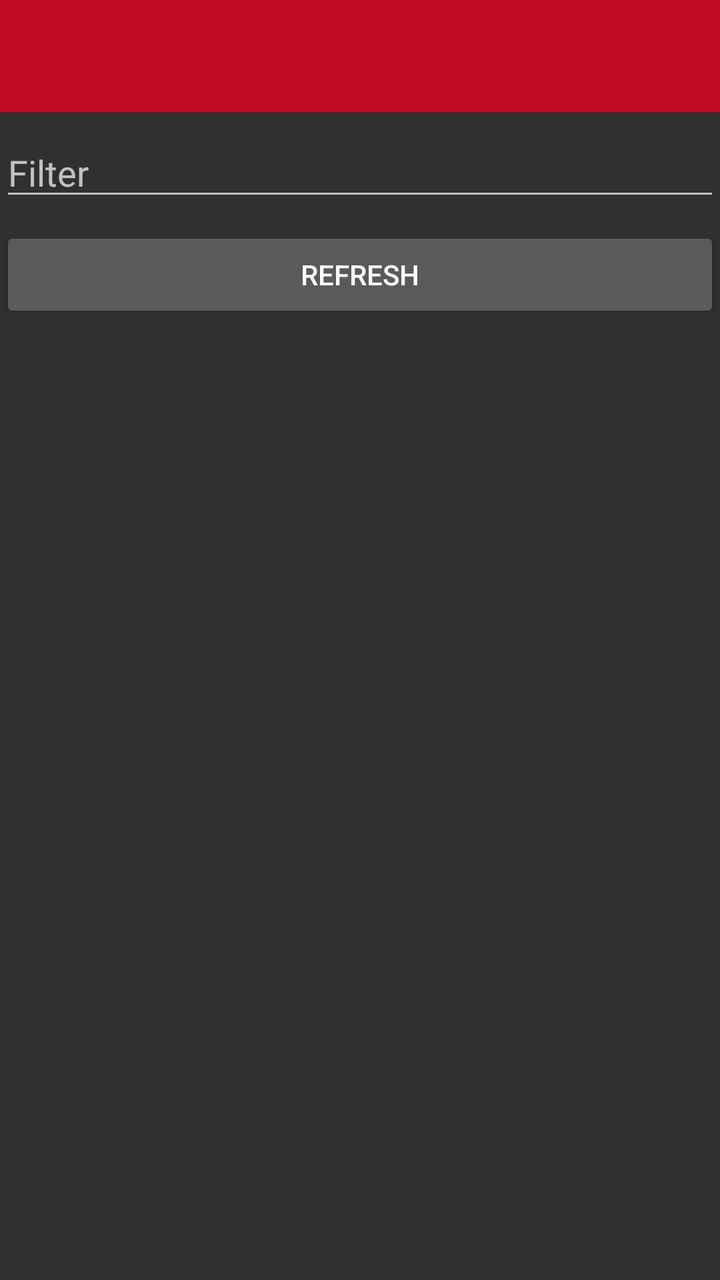
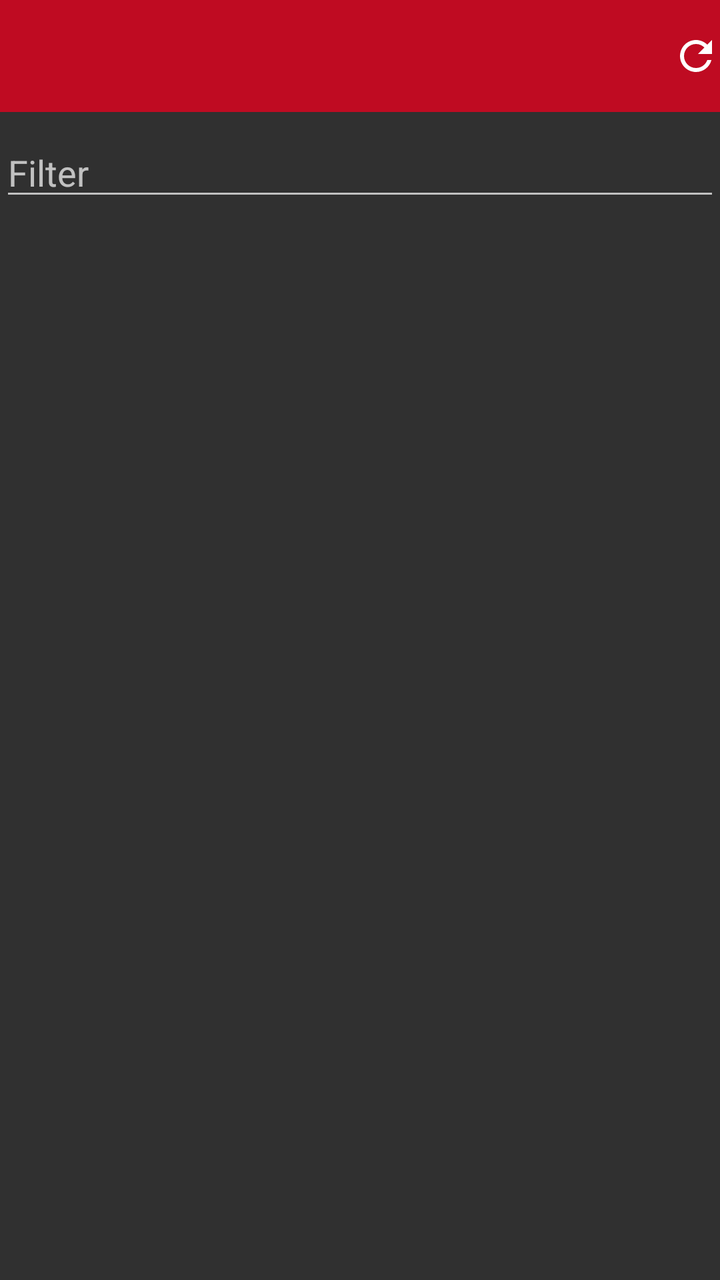

Before-and-after screenshots of an Android layout around one commit, followed by the original layout XML and the change that was made.
<!-- AndroidManifest.xml: application theme AppTheme -->
<!-- res/layout/activity_show_messages_actitvity.xml -->
<?xml version="1.0" encoding="utf-8"?>
<android.support.v4.widget.DrawerLayout xmlns:android="http://schemas.android.com/apk/res/android"
    xmlns:app="http://schemas.android.com/apk/res-auto"
    xmlns:tools="http://schemas.android.com/tools"
    android:layout_width="fill_parent"
    android:layout_height="fill_parent"
    android:orientation="vertical"
    android:id="@+id/drawerLayout">

    <android.support.constraint.ConstraintLayout
        android:layout_width="wrap_content"
        android:layout_height="wrap_content">

        <include
            android:id="@+id/toolbar_"
            layout="@layout/toolbar"
            android:layout_width="match_parent"
            android:layout_height="wrap_content"
            app:layout_constraintEnd_toEndOf="parent"
            app:layout_constraintStart_toStartOf="parent"
            app:layout_constraintTop_toTopOf="parent" />

        <EditText
            android:id="@+id/editText"
            android:layout_width="match_parent"
            android:layout_height="wrap_content"
            android:layout_marginTop="8dp"
            android:ems="10"
            android:hint="Filter"
            android:inputType="textPersonName"
            app:layout_constraintEnd_toEndOf="parent"
            app:layout_constraintStart_toStartOf="parent"
            app:layout_constraintTop_toBottomOf="@+id/toolbar_" />

        <Button
            android:id="@+id/addBtn"
            android:layout_width="fill_parent"
            android:layout_height="wrap_content"
            android:layout_marginTop="8dp"
            android:onClick="refresh"
            android:text="Refresh"
            app:layout_constraintEnd_toEndOf="parent"
            app:layout_constraintStart_toStartOf="parent"
            app:layout_constraintTop_toBottomOf="@+id/editText" />

        <ListView
            android:id="@+id/list"
            android:layout_width="fill_parent"
            android:layout_height="wrap_content"
            android:layout_marginTop="8dp"
            android:drawSelectorOnTop="false"
            app:layout_constraintEnd_toEndOf="parent"
            app:layout_constraintStart_toStartOf="parent"
            app:layout_constraintTop_toBottomOf="@+id/addBtn" />

    </android.support.constraint.ConstraintLayout>

    <android.support.design.widget.NavigationView
        android:id="@+id/nav_view"
        android:layout_width="wrap_content"
        android:layout_height="match_parent"
        android:layout_gravity="start"
        android:fitsSystemWindows="true"
        app:menu="@menu/student_drawer_view" />

</android.support.v4.widget.DrawerLayout>
<!-- res/layout/toolbar.xml (included above) -->
<?xml version="1.0" encoding="utf-8"?>
<android.support.v7.widget.Toolbar
    xmlns:android="http://schemas.android.com/apk/res/android"
    xmlns:app="http://schemas.android.com/apk/res-auto"
    android:id="@+id/toolbar"
    android:layout_height="wrap_content"
    android:layout_width="match_parent"
    android:fitsSystemWindows="true"
    android:minHeight="?attr/actionBarSize"
    app:theme="@style/AppTheme"
    android:background="@color/colorPrimary">
</android.support.v7.widget.Toolbar>
<!-- resources referenced by this layout -->
<resources>
  <color name="colorPrimary">#BF0B22</color>
  <style name="AppTheme" parent="Theme.Design.NoActionBar">
          
          <item name="colorPrimary">@color/colorPrimary</item>
          <item name="colorPrimaryDark">@color/colorPrimaryDark</item>
          <item name="colorAccent">@color/colorAccent</item>
      </style>
  <color name="colorPrimaryDark">#9E171E</color>
  <color name="colorAccent">#DF3D4A</color>
</resources>

<!-- the commit's change to res/layout/activity_show_messages_actitvity.xml (unified diff, before → after) -->
@@ -26,22 +26,11 @@
             android:layout_height="wrap_content"
             android:layout_marginTop="8dp"
             android:ems="10"
-            android:hint="Filter"
+            android:hint="@string/filter"
             android:inputType="textPersonName"
             app:layout_constraintEnd_toEndOf="parent"
             app:layout_constraintStart_toStartOf="parent"
             app:layout_constraintTop_toBottomOf="@+id/toolbar_" />
-
-        <Button
-            android:id="@+id/addBtn"
-            android:layout_width="fill_parent"
-            android:layout_height="wrap_content"
-            android:layout_marginTop="8dp"
-            android:onClick="refresh"
-            android:text="Refresh"
-            app:layout_constraintEnd_toEndOf="parent"
-            app:layout_constraintStart_toStartOf="parent"
-            app:layout_constraintTop_toBottomOf="@+id/editText" />
 
         <ListView
             android:id="@+id/list"
@@ -51,7 +40,7 @@
             android:drawSelectorOnTop="false"
             app:layout_constraintEnd_toEndOf="parent"
             app:layout_constraintStart_toStartOf="parent"
-            app:layout_constraintTop_toBottomOf="@+id/addBtn" />
+            app:layout_constraintTop_toBottomOf="@+id/editText" />
 
     </android.support.constraint.ConstraintLayout>
 
@@ -76,4 +65,14 @@
     android:minHeight="?attr/actionBarSize"
     app:theme="@style/AppTheme"
     android:background="@color/colorPrimary">
+
+    <ImageButton
+        android:id="@+id/refreshButton"
+        android:layout_width="wrap_content"
+        android:layout_height="wrap_content"
+        android:layout_gravity="end"
+        android:adjustViewBounds="false"
+        android:background="@color/none"
+        android:cropToPadding="false"
+        android:src="@drawable/ic_refresh_black_24dp" />
 </android.support.v7.widget.Toolbar>
<!-- resource entries referenced after the edit -->
@@ -1,6 +1,14 @@
 <!-- resources referenced by this layout -->
 <resources>
   <color name="colorPrimary">#BF0B22</color>
+  <color name="none">#00030000</color>
+  <!-- drawable ic_refresh_black_24dp (drawable) -->
+  <vector android:height="24dp" android:tint="#FFFFFF"
+      android:viewportHeight="24.0" android:viewportWidth="24.0"
+      android:width="24dp" xmlns:android="http://schemas.android.com/apk/res/android">
+      <path android:fillColor="#FF000000" android:pathData="M17.65,6.35C16.2,4.9 14.21,4 12,4c-4.42,0 -7.99,3.58 -7.99,8s3.57,8 7.99,8c3.73,0 6.84,-2.55 7.73,-6h-2.08c-0.82,2.33 -3.04,4 -5.65,4 -3.31,0 -6,-2.69 -6,-6s2.69,-6 6,-6c1.66,0 3.14,0.69 4.22,1.78L13,11h7V4l-2.35,2.35z"/>
+  </vector>
+  <string name="filter">Filter</string>
   <style name="AppTheme" parent="Theme.Design.NoActionBar">
           
           <item name="colorPrimary">@color/colorPrimary</item>
